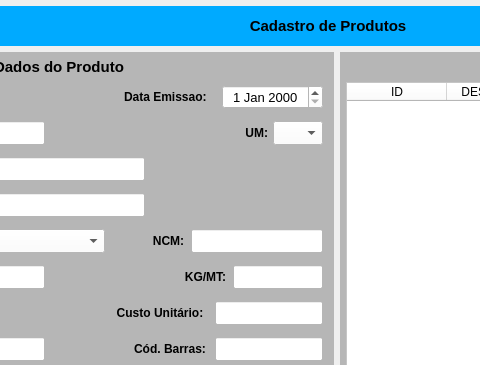
Qt form forms/tela_prod_incluir.ui (Azevedo84/erp_suzuki) before a commit; both pictures show x 222 to 702 and y 0 to 365 of the 1100 by 627 pixel window.
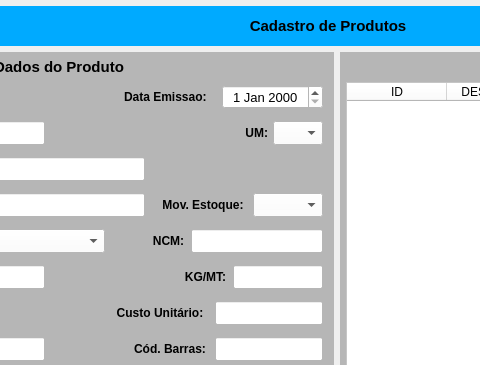
The same form after that commit.

Diff of the .ui file:
```diff
--- a/forms/tela_prod_incluir.ui
+++ b/forms/tela_prod_incluir.ui
@@ -847,6 +847,81 @@
                   </property>
                  </widget>
                 </item>
+                <item>
+                 <widget class="QLabel" name="label_51">
+                  <property name="minimumSize">
+                   <size>
+                    <width>90</width>
+                    <height>0</height>
+                   </size>
+                  </property>
+                  <property name="maximumSize">
+                   <size>
+                    <width>90</width>
+                    <height>16777215</height>
+                   </size>
+                  </property>
+                  <property name="font">
+                   <font>
+                    <pointsize>9</pointsize>
+                    <weight>75</weight>
+                    <bold>true</bold>
+                   </font>
+                  </property>
+                  <property name="text">
+                   <string>Mov. Estoque:</string>
+                  </property>
+                  <property name="alignment">
+                   <set>Qt::AlignCenter</set>
+                  </property>
+                 </widget>
+                </item>
+                <item>
+                 <widget class="QComboBox" name="combo_Movimenta">
+                  <property name="sizePolicy">
+                   <sizepolicy hsizetype="Preferred" vsizetype="Preferred">
+                    <horstretch>0</horstretch>
+                    <verstretch>0</verstretch>
+                   </sizepolicy>
+                  </property>
+                  <property name="minimumSize">
+                   <size>
+                    <width>70</width>
+                    <height>0</height>
+                   </size>
+                  </property>
+                  <property name="maximumSize">
+                   <size>
+                    <width>70</width>
+                    <height>16777215</height>
+                   </size>
+                  </property>
+                  <property name="font">
+                   <font>
+                    <pointsize>9</pointsize>
+                   </font>
+                  </property>
+                  <property name="styleSheet">
+                   <string notr="true">background-color: rgb(255, 255, 255);
+text-align: center;</string>
+                  </property>
+                  <item>
+                   <property name="text">
+                    <string/>
+                   </property>
+                  </item>
+                  <item>
+                   <property name="text">
+                    <string>SIM</string>
+                   </property>
+                  </item>
+                  <item>
+                   <property name="text">
+                    <string>NÃO</string>
+                   </property>
+                  </item>
+                 </widget>
+                </item>
                </layout>
               </widget>
              </item>
```
